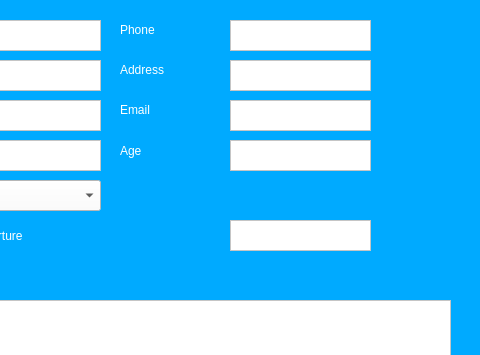
This is add_patients_window.ui in Fayadkhan8911/Medico-Desktop-App as Qt 5 draws it before an edit; both pictures show x 320 to 800 and y 0 to 355 of the 800 by 600 pixel window. The edited form follows.
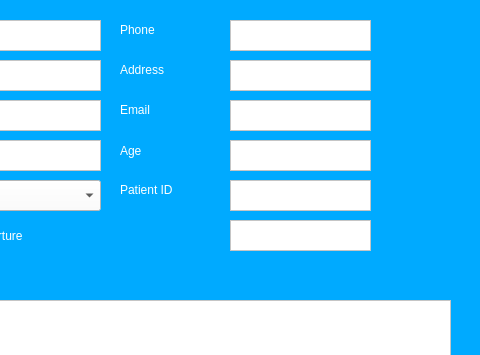
This is the edited form. Icons and pictures are not drawn.

Commit message: added 'pat_ID' into  add_pat.ui

```diff
--- a/add_patients_window.ui
+++ b/add_patients_window.ui
@@ -556,6 +556,36 @@
     </property>
    </item>
   </widget>
+  <widget class="QLabel" name="patid_input">
+   <property name="geometry">
+    <rect>
+     <x>440</x>
+     <y>180</y>
+     <width>101</width>
+     <height>20</height>
+    </rect>
+   </property>
+   <property name="styleSheet">
+    <string notr="true">font: 14pt &quot;MS Shell Dlg 2&quot;;
+color: rgb(255, 255, 255);</string>
+   </property>
+   <property name="text">
+    <string>Patient ID</string>
+   </property>
+  </widget>
+  <widget class="QTextEdit" name="patid_input_edit">
+   <property name="geometry">
+    <rect>
+     <x>550</x>
+     <y>180</y>
+     <width>141</width>
+     <height>31</height>
+    </rect>
+   </property>
+   <property name="styleSheet">
+    <string notr="true">background-color: rgb(255, 255, 255);</string>
+   </property>
+  </widget>
  </widget>
  <resources/>
  <connections/>
```
The commit also changes 3 other files.
